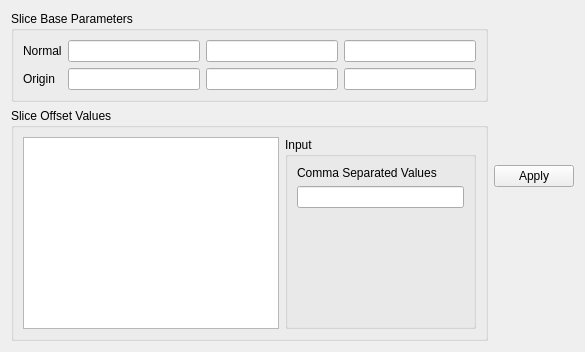
CDAT/VisTrails, file vistrails/packages/pvclimate/pvslice_widget.ui: the form before one commit.
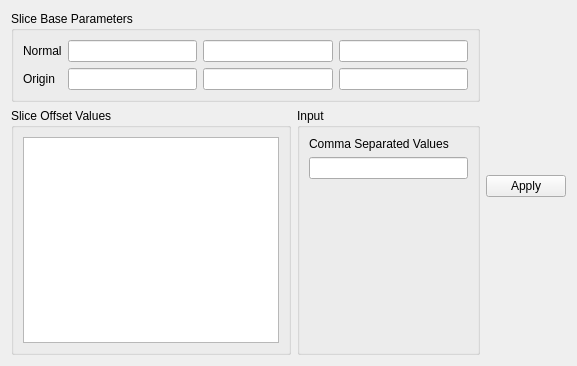
The form after the commit.

Commit message: Made the GUI better

```diff
--- a/vistrails/packages/pvclimate/pvslice_widget.ui
+++ b/vistrails/packages/pvclimate/pvslice_widget.ui
@@ -6,15 +6,17 @@
    <rect>
     <x>0</x>
     <y>0</y>
-    <width>585</width>
-    <height>352</height>
+    <width>577</width>
+    <height>366</height>
    </rect>
   </property>
   <property name="windowTitle">
    <string>Form</string>
   </property>
   <layout class="QGridLayout" name="gridLayout">
-   <item row="0" column="0">
+   <item row="0" column="0" rowspan="3">
+    <layout class="QVBoxLayout" name="verticalLayout_8">
+     <item>
     <widget class="QGroupBox" name="groupBox">
      <property name="title">
       <string>Slice Base Parameters</string>
@@ -75,49 +77,17 @@
      </layout>
     </widget>
    </item>
-   <item row="0" column="1" rowspan="2">
-    <layout class="QVBoxLayout" name="verticalLayout_4">
      <item>
-      <spacer name="verticalSpacer_3">
-       <property name="orientation">
-        <enum>Qt::Vertical</enum>
-       </property>
-       <property name="sizeHint" stdset="0">
-        <size>
-         <width>20</width>
-         <height>40</height>
-        </size>
-       </property>
-      </spacer>
-     </item>
+      <layout class="QHBoxLayout" name="horizontalLayout_3">
      <item>
-      <widget class="QPushButton" name="applyButton">
-       <property name="text">
-        <string>Apply</string>
-       </property>
-      </widget>
-     </item>
-     <item>
-      <spacer name="verticalSpacer_2">
-       <property name="orientation">
-        <enum>Qt::Vertical</enum>
-       </property>
-       <property name="sizeHint" stdset="0">
-        <size>
-         <width>20</width>
-         <height>40</height>
-        </size>
-       </property>
-      </spacer>
-     </item>
-    </layout>
-   </item>
-   <item row="1" column="0">
     <widget class="QGroupBox" name="groupBox_2">
      <property name="title">
       <string>Slice Offset Values</string>
      </property>
-     <layout class="QHBoxLayout" name="horizontalLayout_3">
+         <layout class="QVBoxLayout" name="verticalLayout_5">
+          <item>
+           <layout class="QVBoxLayout" name="verticalLayout_6"/>
+          </item>
       <item>
        <widget class="QListWidget" name="sliceOffsetListWidget">
         <property name="editTriggers">
@@ -125,12 +95,15 @@
         </property>
        </widget>
       </item>
+         </layout>
+        </widget>
+       </item>
       <item>
        <widget class="QGroupBox" name="inputGroupBox">
         <property name="title">
          <string>Input</string>
         </property>
-        <layout class="QVBoxLayout" name="verticalLayout_5">
+         <layout class="QVBoxLayout" name="verticalLayout_4">
          <item>
           <layout class="QVBoxLayout" name="verticalLayout_3">
            <item>
@@ -161,12 +134,43 @@
         </layout>
        </widget>
       </item>
-      <item>
-       <layout class="QVBoxLayout" name="verticalLayout_6"/>
-      </item>
-     </layout>
+      </layout>
+     </item>
+    </layout>
+   </item>
+   <item row="0" column="1">
+    <spacer name="verticalSpacer_3">
+     <property name="orientation">
+      <enum>Qt::Vertical</enum>
+     </property>
+     <property name="sizeHint" stdset="0">
+      <size>
+       <width>20</width>
+       <height>152</height>
+      </size>
+     </property>
+    </spacer>
+   </item>
+   <item row="1" column="1">
+    <widget class="QPushButton" name="applyButton">
+     <property name="text">
+      <string>Apply</string>
+     </property>
     </widget>
    </item>
+   <item row="2" column="1">
+    <spacer name="verticalSpacer_2">
+     <property name="orientation">
+      <enum>Qt::Vertical</enum>
+     </property>
+     <property name="sizeHint" stdset="0">
+      <size>
+       <width>20</width>
+       <height>152</height>
+      </size>
+     </property>
+    </spacer>
+   </item>
   </layout>
  </widget>
  <resources/>
```
Lines whose indentation alone changed are shown as unchanged. The commit also changes 1 other file.
